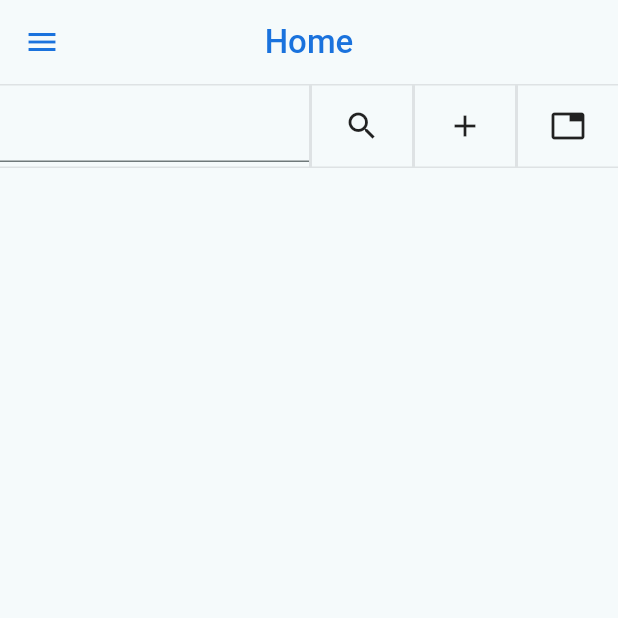
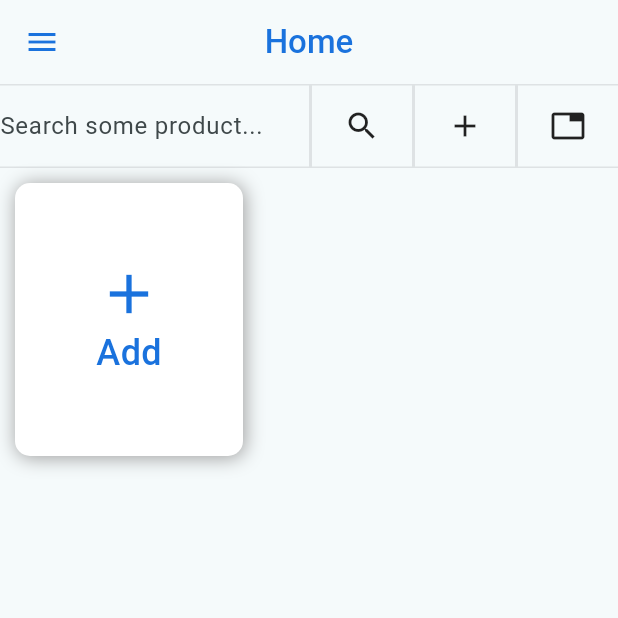
Before and after one commit to gustavosantaella/inventory, a Flutter app: the Register screen opened by its route, after a tap on "Submit", on a phone screen of 412 x 824 dp, the top half of it. Run offline on Flutter 3.47's test engine with Material 3 defaults, Android fonts, the phone set to English and light mode, and no system bars; our stand-ins replace flutter_svg.

Commit message:
feat: add card widget to product module

```diff
--- a/point_of_sales/lib/config/constants.dart
+++ b/point_of_sales/lib/config/constants.dart
@@ -14,7 +14,7 @@ class _Lang {
 
 class ConstApp {
   static String appName = "SoftPOS";
-  static double padding = 5.5;
+  static double padding = 10;
   static _Lang lang = _Lang();
 
   static _ConstColors colors() {
--- a/point_of_sales/lib/helpers/styles/text.dart
+++ b/point_of_sales/lib/helpers/styles/text.dart
@@ -2,5 +2,8 @@ import 'package:flutter/material.dart';
 import 'package:point_of_sales/config/constants.dart';
 
 TextStyle primaryColorTitle() {
-  return TextStyle(color: ConstApp.colors().blue, fontWeight: FontWeight.w500);
+  return TextStyle(
+    color: ConstApp.colors().blue,
+    fontWeight: FontWeight.w500,
+  );
 }
--- a/point_of_sales/lib/modules/products/screens/list_products.dart
+++ b/point_of_sales/lib/modules/products/screens/list_products.dart
@@ -5,6 +5,8 @@ import 'package:flutter/widgets.dart';
 import 'package:point_of_sales/config/constants.dart';
 import 'package:point_of_sales/helpers/lang.dart';
 import 'package:point_of_sales/helpers/styles/text.dart';
+import 'package:point_of_sales/modules/products/widgets/card_product_widget.dart';
+import 'package:point_of_sales/modules/products/widgets/product_searchable_row.dart';
 import 'package:point_of_sales/widgets/SoftPOS.dart';
 import 'package:point_of_sales/widgets/app_bar_back_button.dart';
 
@@ -36,42 +38,43 @@ class _ListProductState extends State<ListProductScreen> {
           padding: 0,
           child: Column(
             children: [
+              const ProductSerchableRowWidget(),
+              Padding(
+                padding: EdgeInsets.all(ConstApp.padding),
+                child: Wrap(
+                  children: [
                     Container(
-                decoration: BoxDecoration(
-                    border: Border(
-                        top: BorderSide(color: ConstApp.colors().grey1),
-                        bottom: BorderSide(color: ConstApp.colors().grey1))),
-                width: MediaQuery.of(context).size.width,
-                height: 56,
-                child: Row(
+                      width: 152,
+                      height: 182,
+                      decoration: const BoxDecoration(
+                          color: Colors.white,
+                          borderRadius: BorderRadius.all(Radius.circular(10)),
+                          boxShadow: [
+                            BoxShadow(
+                                color: Colors.grey,
+                                offset: Offset(1, 1),
+                                blurRadius: 10),
+                          ]),
+                      child: Column(
                         crossAxisAlignment: CrossAxisAlignment.center,
                         mainAxisAlignment: MainAxisAlignment.center,
                         children: [
-                    SizedBox(
-                      width: MediaQuery.of(context).size.width / 2,
-                      child: TextField(),
+                          Icon(
+                            Icons.add,
+                            size: 44,
+                            color: ConstApp.colors().blue,
                           ),
-                    Container(
-                      color: ConstApp.colors().grey1,
-                      padding: const EdgeInsets.all(1),
+                          Text(
+                            lang("Add"),
+                            style: TextStyle(
+                                color: ConstApp.colors().blue,
+                                fontWeight: FontWeight.w500,
+                                fontSize: 24),
                           ),
-                    Spacer(),
-                    Icon(Icons.search),
-                    Spacer(),
-                    Container(
-                      color: ConstApp.colors().grey1,
-                      padding: const EdgeInsets.all(1),
+                        ],
                       ),
-                    Spacer(),
-                    Icon(Icons.add),
-                    Spacer(),
-                    Container(
-                      color: ConstApp.colors().grey1,
-                      padding: const EdgeInsets.all(1),
                     ),
-                    Spacer(),
-                    Icon(Icons.tab),
-                    Spacer(),
+                    ProductCardWidget()
                   ],
                 ),
               )
--- /dev/null
+++ b/point_of_sales/lib/modules/products/widgets/card_product_widget.dart
@@ -0,0 +1,20 @@
+import 'package:flutter/cupertino.dart';
+import 'package:flutter/material.dart';
+import 'package:point_of_sales/config/constants.dart';
+import 'package:point_of_sales/helpers/lang.dart';
+
+class ProductCardWidget extends StatefulWidget {
+  const ProductCardWidget({super.key});
+
+  @override
+  State<StatefulWidget> createState() {
+    return _ProductCardState();
+  }
+}
+
+class _ProductCardState extends State<ProductCardWidget> {
+  @override
+  Container build(BuildContext context) {
+    return Container();
+  }
+}
--- /dev/null
+++ b/point_of_sales/lib/modules/products/widgets/product_searchable_row.dart
@@ -0,0 +1,62 @@
+import 'package:flutter/cupertino.dart';
+import 'package:flutter/material.dart';
+import 'package:point_of_sales/config/constants.dart';
+import 'package:point_of_sales/helpers/lang.dart';
+
+class ProductSerchableRowWidget extends StatefulWidget {
+  const ProductSerchableRowWidget({super.key});
+
+  @override
+  State<StatefulWidget> createState() {
+    return _ProductSearchableRowState();
+  }
+}
+
+class _ProductSearchableRowState extends State<ProductSerchableRowWidget> {
+  @override
+  Container build(BuildContext context) {
+    return Container(
+      decoration: BoxDecoration(
+          border: Border(
+              top: BorderSide(color: ConstApp.colors().grey1),
+              bottom: BorderSide(color: ConstApp.colors().grey1))),
+      width: MediaQuery.of(context).size.width,
+      height: 56,
+      child: Row(
+        crossAxisAlignment: CrossAxisAlignment.center,
+        mainAxisAlignment: MainAxisAlignment.center,
+        children: [
+          SizedBox(
+            width: MediaQuery.of(context).size.width / 2,
+            child: TextField(
+              decoration: InputDecoration(
+                  border: InputBorder.none,
+                  hintText: '${lang("Search some product")}...'),
+            ),
+          ),
+          Container(
+            color: ConstApp.colors().grey1,
+            padding: const EdgeInsets.all(1),
+          ),
+          const Spacer(),
+          const Icon(Icons.search),
+          const Spacer(),
+          Container(
+            color: ConstApp.colors().grey1,
+            padding: const EdgeInsets.all(1),
+          ),
+          const Spacer(),
+          const Icon(Icons.add),
+          const Spacer(),
+          Container(
+            color: ConstApp.colors().grey1,
+            padding: const EdgeInsets.all(1),
+          ),
+          const Spacer(),
+          const Icon(Icons.tab),
+          const Spacer(),
+        ],
+      ),
+    );
+  }
+}
```
Lines whose indentation alone changed are shown as unchanged.
